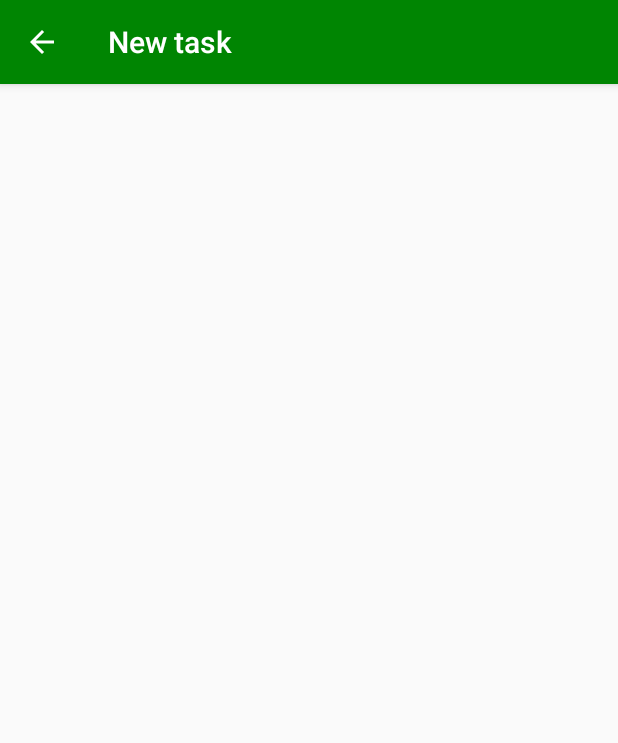
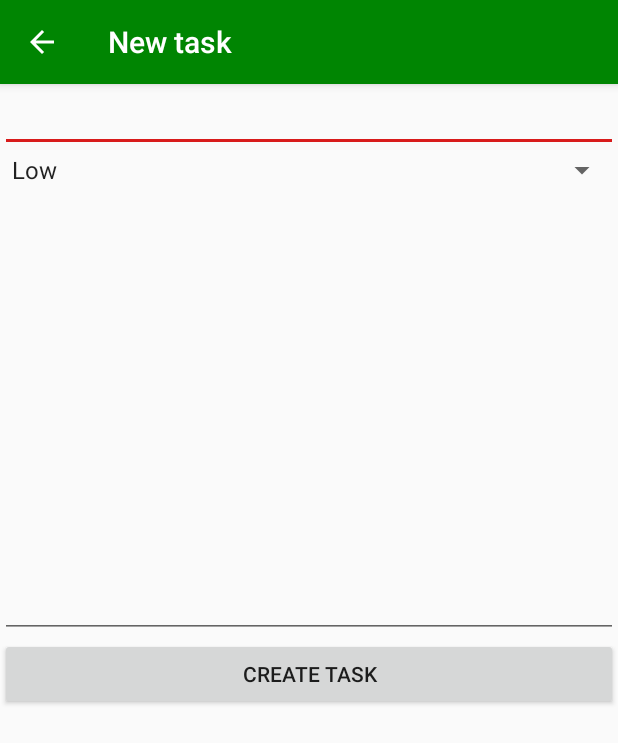
Before and after one commit to bartlomiej-szlachta/tasks-manager-app, an Android app: the screen it shows after launch (TaskActivity before the commit, NewTaskActivity after it), in the options menu, after a tap on "New task", on a phone screen of 412 x 824 dp. Shown: the top 743 px of the screen. Run offline under Robolectric (Android 15) with nearby library versions, the phone set to English and light mode, and no system bars.

Commit message:
feat: huge update

```diff
--- a/app/build.gradle
+++ b/app/build.gradle
@@ -29,6 +29,7 @@ dependencies {
     implementation 'androidx.appcompat:appcompat:1.1.0'
     implementation 'androidx.core:core-ktx:1.1.0'
     implementation 'androidx.constraintlayout:constraintlayout:1.1.3'
+    implementation 'androidx.legacy:legacy-support-v4:1.0.0'
     testImplementation 'junit:junit:4.12'
     androidTestImplementation 'androidx.test.ext:junit:1.1.1'
     androidTestImplementation 'androidx.test.espresso:espresso-core:3.2.0'
--- a/app/src/main/AndroidManifest.xml
+++ b/app/src/main/AndroidManifest.xml
@@ -10,7 +10,10 @@
         android:supportsRtl="true"
         android:theme="@style/AppTheme">
         <activity
-            android:name=".TaskActivity"
+            android:name=".NewTaskActivity"
+            android:parentActivityName=".MainActivity" />
+        <activity
+            android:name=".TaskDetailsActivity"
             android:parentActivityName=".MainActivity" />
         <activity android:name=".MainActivity">
             <intent-filter>
--- a/app/src/main/java/com/example/tasksmanager/ConstValues.kt
+++ b/app/src/main/java/com/example/tasksmanager/ConstValues.kt
@@ -1,7 +1,12 @@
 package com.example.tasksmanager
 
-const val EXTRA_MODE = "com.example.tasksmanager.MODE"
+const val TASK_ID_EXTRA = "task_id_extra"
 
 const val MAIN_ACTIVITY_TITLE = "Tasks list"
 const val TASK_ACTIVITY_TITLE_MODE_CREATE = "New task"
 const val TASK_ACTIVITY_TITLE_MODE_EDIT = "Task details"
+
+const val MESSAGE_TASK_ADDED = "Task added"
+const val MESSAGE_STATUS_UPDATED = "Status updated"
+
+const val STATUS_NEW = "New"
--- a/app/src/main/java/com/example/tasksmanager/MainActivity.kt
+++ b/app/src/main/java/com/example/tasksmanager/MainActivity.kt
@@ -1,15 +1,15 @@
 package com.example.tasksmanager
 
 import android.content.Intent
-import androidx.appcompat.app.AppCompatActivity
 import android.os.Bundle
 import android.view.Menu
 import android.view.MenuItem
+import androidx.appcompat.app.AppCompatActivity
 import androidx.recyclerview.widget.LinearLayoutManager
 import androidx.recyclerview.widget.RecyclerView
 import kotlinx.android.synthetic.main.activity_main.*
 
-class MainActivity : AppCompatActivity() {
+class MainActivity : AppCompatActivity(), OnItemClickListener {
 
     private lateinit var dbHelper: DBHelper
 
@@ -21,7 +21,12 @@ class MainActivity : AppCompatActivity() {
         dbHelper = DBHelper(this)
 
         tasks_list.layoutManager = LinearLayoutManager(this, RecyclerView.VERTICAL, false)
-        tasks_list.adapter = TasksListAdapter(dbHelper.getAllTasks())
+        tasks_list.adapter = TasksListAdapter(dbHelper.getAllTasks(), this)
+    }
+
+    override fun onResume() {
+        super.onResume()
+        tasks_list.adapter = TasksListAdapter(dbHelper.getAllTasks(), this)
     }
 
     override fun onCreateOptionsMenu(menu: Menu?): Boolean {
@@ -32,13 +37,16 @@ class MainActivity : AppCompatActivity() {
     override fun onOptionsItemSelected(item: MenuItem): Boolean {
         return when (item.itemId) {
             R.id.new_task -> {
-                val intent = Intent(this, TaskActivity::class.java).apply {
-                    putExtra(EXTRA_MODE, TaskActivityModeEnum.CREATE)
-                }
-                startActivity(intent)
+                startActivity(Intent(this, NewTaskActivity::class.java))
                 true
             }
             else -> super.onOptionsItemSelected(item)
         }
     }
+
+    override fun onItemClicked(task: TaskEntity) {
+        val intent = Intent(this, TaskDetailsActivity::class.java)
+        intent.putExtra(TASK_ID_EXTRA, task.id.toString())
+        startActivity(intent)
+    }
 }
--- /dev/null
+++ b/app/src/main/java/com/example/tasksmanager/NewTaskActivity.kt
@@ -0,0 +1,29 @@
+package com.example.tasksmanager
+
+import android.os.Bundle
+import android.widget.Toast
+import androidx.appcompat.app.AppCompatActivity
+import kotlinx.android.synthetic.main.activity_new_task.*
+
+class NewTaskActivity : AppCompatActivity() {
+
+    private lateinit var dbHelper: DBHelper
+
+    override fun onCreate(savedInstanceState: Bundle?) {
+        super.onCreate(savedInstanceState)
+        setContentView(R.layout.activity_new_task)
+        title = TASK_ACTIVITY_TITLE_MODE_CREATE
+
+        dbHelper = DBHelper(this)
+
+        new_task_submit.setOnClickListener {
+            dbHelper.createTask(
+                new_task_title.text.toString(),
+                new_task_priority.selectedItem.toString(),
+                new_task_content.text.toString()
+            )
+            Toast.makeText(this, MESSAGE_TASK_ADDED, Toast.LENGTH_SHORT).show()
+            finish()
+        }
+    }
+}
--- /dev/null
+++ b/app/src/main/java/com/example/tasksmanager/OnItemClickListener.kt
@@ -0,0 +1,5 @@
+package com.example.tasksmanager
+
+interface OnItemClickListener {
+    fun onItemClicked(task: TaskEntity)
+}
--- a/app/src/main/java/com/example/tasksmanager/TaskActivity.kt
+++ /dev/null
@@ -1,20 +0,0 @@
-package com.example.tasksmanager
-
-import androidx.appcompat.app.AppCompatActivity
-import android.os.Bundle
-
-class TaskActivity : AppCompatActivity() {
-
-    private lateinit var mode : TaskActivityModeEnum
-
-    override fun onCreate(savedInstanceState: Bundle?) {
-        super.onCreate(savedInstanceState)
-        setContentView(R.layout.activity_task)
-
-        mode = intent.getSerializableExtra(EXTRA_MODE) as TaskActivityModeEnum
-        title = when (mode) {
-            TaskActivityModeEnum.CREATE -> TASK_ACTIVITY_TITLE_MODE_CREATE
-            TaskActivityModeEnum.EDIT -> TASK_ACTIVITY_TITLE_MODE_EDIT
-        }
-    }
-}
--- a/app/src/main/java/com/example/tasksmanager/TaskActivityModeEnum.kt
+++ /dev/null
@@ -1,5 +0,0 @@
-package com.example.tasksmanager
-
-enum class TaskActivityModeEnum {
-    CREATE, EDIT
-}
--- /dev/null
+++ b/app/src/main/res/layout/activity_new_task.xml
@@ -0,0 +1,50 @@
+<?xml version="1.0" encoding="utf-8"?>
+<androidx.constraintlayout.widget.ConstraintLayout xmlns:android="http://schemas.android.com/apk/res/android"
+    xmlns:app="http://schemas.android.com/apk/res-auto"
+    xmlns:tools="http://schemas.android.com/tools"
+    android:layout_width="match_parent"
+    android:layout_height="match_parent"
+    tools:context=".NewTaskActivity">
+
+    <EditText
+        android:id="@+id/new_task_title"
+        android:layout_width="match_parent"
+        android:layout_height="wrap_content"
+        android:ems="10"
+        android:inputType="textPersonName"
+        android:text=""
+        app:layout_constraintEnd_toEndOf="parent"
+        app:layout_constraintStart_toStartOf="parent"
+        app:layout_constraintTop_toTopOf="parent" />
+
+    <Spinner
+        android:id="@+id/new_task_priority"
+        android:layout_width="match_parent"
+        android:layout_height="wrap_content"
+        android:entries="@array/task_priority_options"
+        android:prompt="@string/task_priority_prompt"
+        app:layout_constraintEnd_toEndOf="parent"
+        app:layout_constraintStart_toStartOf="parent"
+        app:layout_constraintTop_toBottomOf="@+id/new_task_title" />
+
+    <EditText
+        android:id="@+id/new_task_content"
+        android:layout_width="match_parent"
+        android:layout_height="300dp"
+        android:ems="10"
+        android:gravity="start|top"
+        android:inputType="textMultiLine"
+        app:layout_constraintEnd_toEndOf="parent"
+        app:layout_constraintStart_toStartOf="parent"
+        app:layout_constraintTop_toBottomOf="@+id/new_task_priority" />
+
+    <Button
+        android:id="@+id/new_task_submit"
+        android:layout_width="match_parent"
+        android:layout_height="wrap_content"
+        android:text="@string/new_task_submit"
+        app:layout_constraintEnd_toEndOf="parent"
+        app:layout_constraintStart_toStartOf="parent"
+        app:layout_constraintTop_toBottomOf="@+id/new_task_content" />
+
+</androidx.constraintlayout.widget.ConstraintLayout>
--- a/app/src/main/res/layout/activity_task.xml
+++ /dev/null
@@ -1,9 +0,0 @@
-<?xml version="1.0" encoding="utf-8"?>
-<androidx.constraintlayout.widget.ConstraintLayout xmlns:android="http://schemas.android.com/apk/res/android"
-    xmlns:app="http://schemas.android.com/apk/res-auto"
-    xmlns:tools="http://schemas.android.com/tools"
-    android:layout_width="match_parent"
-    android:layout_height="match_parent"
-    tools:context=".TaskActivity">
-
-</androidx.constraintlayout.widget.ConstraintLayout>
--- a/app/src/main/res/values/strings.xml
+++ b/app/src/main/res/values/strings.xml
@@ -1,4 +1,20 @@
 <resources>
     <string name="app_name">TasksManager</string>
     <string name="new_task">New task</string>
+
+    <string name="new_task_submit">Create task</string>
+
+    <string-array name="task_status_options">
+        <item>New</item>
+        <item>In progress</item>
+        <item>Solved</item>
+    </string-array>
+    <string name="task_status_prompt">Choose status</string>
+
+    <string-array name="task_priority_options">
+        <item>Low</item>
+        <item>Normal</item>
+        <item>High</item>
+    </string-array>
+    <string name="task_priority_prompt">Choose priority</string>
 </resources>
```
Also changed, not shown: app/src/main/java/com/example/tasksmanager/DBHelper.kt (+23 -36 lines), app/src/main/java/com/example/tasksmanager/TaskDetailsActivity.kt (added, +29 -0 lines), app/src/main/java/com/example/tasksmanager/TaskEntity.kt (+4 -6 lines), app/src/main/java/com/example/tasksmanager/TaskPriorityEnum.kt (deleted, +0 -7 lines), app/src/main/java/com/example/tasksmanager/TaskStatusEnum.kt (deleted, +0 -7 lines), app/src/main/java/com/example/tasksmanager/TasksListAdapter.kt (+26 -12 lines), app/src/main/res/layout/activity_task_details.xml (added, +63 -0 lines).
